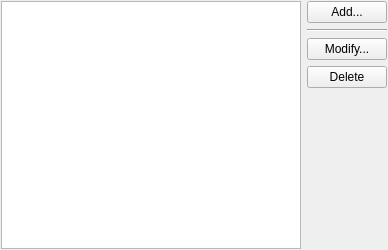
This is src/plugins/blogique/accountslistwidget.ui in 0xd34df00d/leechcraft as Qt 5 draws it before an edit. The edited form follows.
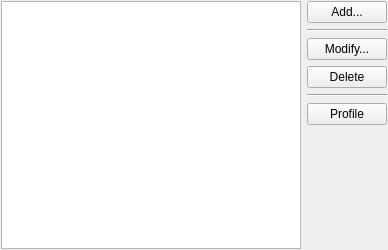
This is the edited form.

Commit message: Blogique: add profile button

What changed in the file:
```diff
--- a/src/plugins/blogique/accountslistwidget.ui
+++ b/src/plugins/blogique/accountslistwidget.ui
@@ -68,6 +68,20 @@
          </property>
         </widget>
        </item>
+       <item>
+        <widget class="Line" name="line_2">
+         <property name="orientation">
+          <enum>Qt::Horizontal</enum>
+         </property>
+        </widget>
+       </item>
+       <item>
+        <widget class="QPushButton" name="Profile_">
+         <property name="text">
+          <string>Profile</string>
+         </property>
+        </widget>
+       </item>
        <item>
         <spacer name="verticalSpacer">
          <property name="orientation">
```
The commit also changes 2 other files.
